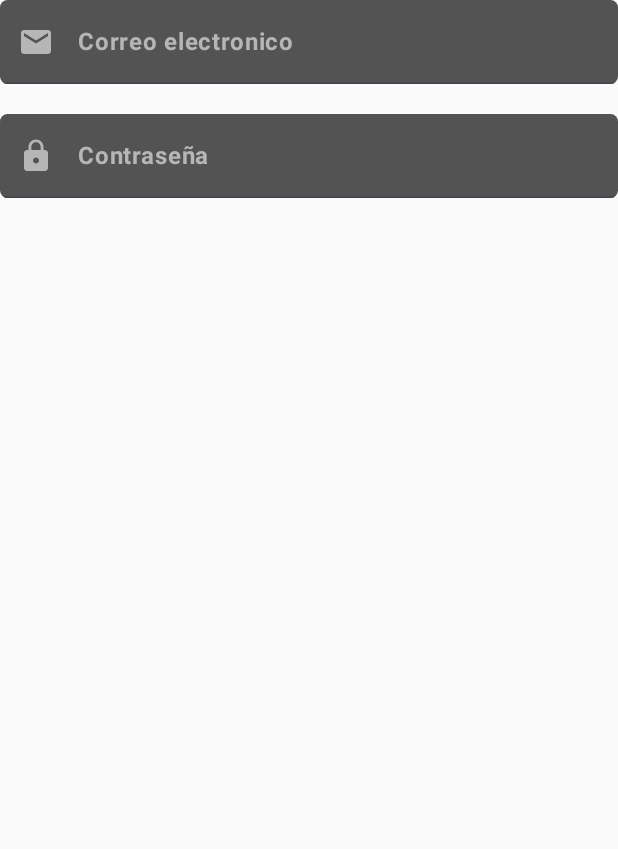
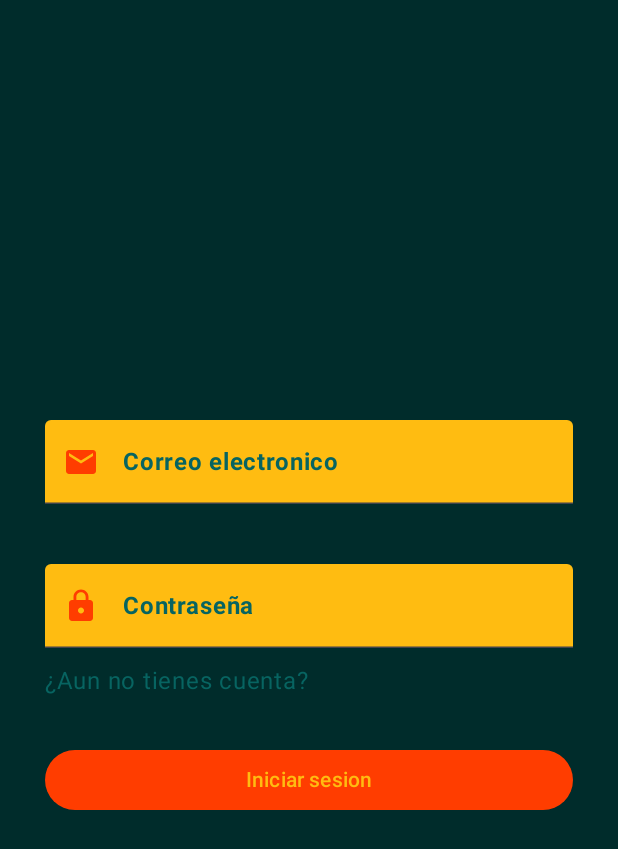
Before and after one commit to EmilyCruz01/app-citas, an Android app built with Jetpack Compose: the screen it shows after launch (MainActivity), on a phone screen of 412 x 824 dp. Shown: the top 849 px of the screen. Run offline under Robolectric (Android 15) with nearby library versions, the phone set to English and light mode, and no system bars; our stand-ins replace livedata-compose.

Commit message:
maquetado hecho

```diff
--- a/app/src/main/java/com/example/app_citas/MainActivity.kt
+++ b/app/src/main/java/com/example/app_citas/MainActivity.kt
@@ -20,7 +20,7 @@ class MainActivity : ComponentActivity() {
         enableEdgeToEdge()
         setContent {
             AppcitasTheme {
-                NavigationWrapper(this)
+                NavigationWrapper()
             }
         }
     }
--- a/app/src/main/java/com/example/app_citas/core/navigation/NavigationWrapper.kt
+++ b/app/src/main/java/com/example/app_citas/core/navigation/NavigationWrapper.kt
@@ -5,17 +5,29 @@ import androidx.compose.runtime.Composable
 import androidx.navigation.compose.NavHost
 import androidx.navigation.compose.composable
 import androidx.navigation.compose.rememberNavController
+import com.example.app_citas.dates.presentation.DateViewModel
+import com.example.app_citas.dates.presentation.DatesScreen
+import com.example.app_citas.login.domain.LoginUseCase
 import com.example.app_citas.login.presentation.LoginScreen
 import com.example.app_citas.login.presentation.LoginViewModel
+import com.example.app_citas.register.domain.RegisterUseCase
+import com.example.app_citas.register.presentation.RegisterScreen
+import com.example.app_citas.register.presentation.RegisterViewModel
 
 @Composable
-fun NavigationWrapper (activity: Activity) {
+fun NavigationWrapper () {
 
     val navController = rememberNavController()
 
     NavHost(navController = navController, startDestination = Login) {
         composable<Login> {
-            LoginScreen( LoginViewModel())
+            LoginScreen( LoginViewModel(LoginUseCase(), {navController.navigate(Register)}, {navController.navigate(Dates)}))
+        }
+        composable<Register> {
+            RegisterScreen(RegisterViewModel(RegisterUseCase(), {navController.navigate(Login)}))
+        }
+        composable<Dates> {
+            DatesScreen(DateViewModel())
         }
     }
 }
--- a/app/src/main/java/com/example/app_citas/core/navigation/Screens.kt
+++ b/app/src/main/java/com/example/app_citas/core/navigation/Screens.kt
@@ -4,3 +4,9 @@ import kotlinx.serialization.Serializable
 
 @Serializable
 object Login
+
+@Serializable
+object Register
+
+@Serializable
+object Dates
--- /dev/null
+++ b/app/src/main/java/com/example/app_citas/core/network/RetrofitHelper.kt
@@ -0,0 +1,37 @@
+package com.example.app_citas.core.network
+
+import com.example.app_citas.login.data.datasource.LoginService
+import com.example.app_citas.register.data.datasource.RegisterService
+import okhttp3.OkHttpClient
+import retrofit2.Retrofit
+import retrofit2.converter.gson.GsonConverterFactory
+
+object RetrofitHelper {
+    private const val BASE_URL = "http://3.229.240.157:3000/"
+
+//    val logging = HttpLoggingInterceptor().apply {
+//        level = HttpLoggingInterceptor.Level.BODY
+//    }
+
+//    val client = OkHttpClient.Builder()
+//        .addInterceptor(logging)
+//        .build()
+
+    private val retrofit: Retrofit by lazy {
+        Retrofit.Builder()
+            .baseUrl(BASE_URL)
+            .addConverterFactory(GsonConverterFactory.create())
+//            .client(client)
+            .build()
+    }
+
+    val loginService: LoginService by lazy {
+        retrofit.create(LoginService::class.java)
+    }
+
+    val registerService: RegisterService by lazy {
+        retrofit.create(RegisterService::class.java)
+    }
+
+
+}
--- /dev/null
+++ b/app/src/main/java/com/example/app_citas/login/data/datasource/LoginService.kt
@@ -0,0 +1,12 @@
+package com.example.app_citas.login.data.datasource
+
+import com.example.app_citas.login.data.model.LoginRequest
+import com.example.app_citas.login.data.model.LoginResponse
+import retrofit2.Response
+import retrofit2.http.Body
+import retrofit2.http.POST
+
+interface LoginService{
+    @POST("login")
+    suspend fun login(@Body request: LoginRequest): Response<LoginResponse>
+}
--- a/app/src/main/java/com/example/app_citas/login/domain/LoginUseCase.kt
+++ b/app/src/main/java/com/example/app_citas/login/domain/LoginUseCase.kt
@@ -1,12 +1,14 @@
 package com.example.app_citas.login.domain
 
 import com.example.app_citas.login.data.model.LoginRequest
+import com.example.app_citas.login.data.model.LoginResponse
+import com.example.app_citas.login.data.repository.LoginRepository
 
 class LoginUseCase {
-//    private val repository = LoginRepository()
-//
-//    suspend operator fun invoke(user: LoginRequest): Result<APIResponse<UserDTO>> {
-//        val result = repository.login(user)
-//        return result
-//    }
+    private val repository = LoginRepository ()
+
+    suspend operator fun invoke(loginRequest: LoginRequest): Result<LoginResponse> {
+        val result = repository.login(loginRequest)
+        return result
+    }
 }
--- a/app/src/main/java/com/example/app_citas/login/presentation/LoginUI.kt
+++ b/app/src/main/java/com/example/app_citas/login/presentation/LoginUI.kt
@@ -1,17 +1,24 @@
 package com.example.app_citas.login.presentation
 
 import androidx.compose.foundation.background
+import androidx.compose.foundation.clickable
+import androidx.compose.foundation.layout.Arrangement
 import androidx.compose.foundation.layout.Column
 import androidx.compose.foundation.layout.Spacer
 import androidx.compose.foundation.layout.fillMaxSize
 import androidx.compose.foundation.layout.fillMaxWidth
 import androidx.compose.foundation.layout.height
+import androidx.compose.foundation.layout.padding
 import androidx.compose.foundation.shape.RoundedCornerShape
 import androidx.compose.material.icons.Icons
 import androidx.compose.material.icons.filled.Email
 import androidx.compose.material.icons.filled.Lock
+import androidx.compose.material3.Button
+import androidx.compose.material3.ButtonColors
+import androidx.compose.material3.ButtonDefaults
 import androidx.compose.material3.Icon
 import androidx.compose.material3.Text
+import androidx.compose.material3.TextButton
 import androidx.compose.material3.TextField
 import androidx.compose.material3.TextFieldDefaults
 import androidx.compose.runtime.Composable
@@ -22,23 +29,29 @@ import androidx.compose.ui.graphics.Color
 import androidx.compose.ui.text.font.FontWeight
 import androidx.compose.ui.text.input.PasswordVisualTransformation
 import androidx.compose.ui.unit.dp
+import androidx.lifecycle.viewModelScope
+import com.example.app_citas.login.data.model.LoginRequest
+import kotlinx.coroutines.launch
+import kotlin.math.log
 
 @Composable
 fun LoginScreen (loginViewModel: LoginViewModel) {
 
+    val success: Boolean by loginViewModel.success.observeAsState(true)
     val email: String by loginViewModel.email.observeAsState("")
     val password: String by loginViewModel.password.observeAsState("")
 
     Column (
         modifier = Modifier
-            .fillMaxSize()
-            .background(Color(0x002c2b))
+            .background(Color(0xff002c2b))
+            .padding(30.dp)
+            .fillMaxSize(),
+        verticalArrangement = Arrangement.Center
     ) {
 
         TextField(
             value = email,
             onValueChange = { loginViewModel.onChangeEmail(it) },
-            shape = RoundedCornerShape(5.dp),
             placeholder = { Text( text = "ejemplo@gmail.com") },
             label = { Text( text = "Correo electronico", fontWeight = FontWeight.Bold) },
             modifier = Modifier
@@ -47,24 +60,24 @@ fun LoginScreen (loginViewModel: LoginViewModel) {
                 Icon(
                     Icons.Default.Email,
                     contentDescription = "correo electronico",
-                    tint = Color(0xFFB6B6B6)
+                    tint = Color(0xFFff3d00)
                 )
             },
             colors = TextFieldDefaults.colors(
-                unfocusedContainerColor = Color(0xFF535353),
-                focusedContainerColor = Color(0xFF535353),
-                unfocusedLabelColor = Color(0xFFB6B6B6),
-                focusedLabelColor = Color(0xFF068D9C),
-                focusedTextColor = Color.White,
-                focusedPlaceholderColor = Color(0xFFB6B6B6),
-                focusedIndicatorColor = Color(0xFFB6B6B6)
+                unfocusedContainerColor = Color(0xffffbc11),
+                focusedContainerColor = Color(0xffffbc11),
+                unfocusedLabelColor = Color(0xff076461),
+                focusedLabelColor = Color(0xff076461),
+                focusedTextColor = Color(0xff002c2b),
+                unfocusedTextColor = Color(0xff002c2b),
+                focusedPlaceholderColor = Color(0xff0a837f),
+                focusedIndicatorColor = Color(0xffff3d00)
             ),
         )
-        Spacer(modifier = Modifier.height(20.dp))
+        Spacer(modifier = Modifier.height(40.dp))
         TextField(
-            value = email,
+            value = password,
             onValueChange = { loginViewModel.onChangePassword(it) },
-            shape = RoundedCornerShape(5.dp),
             placeholder = { Text( text = "ingresa tu contraseña aqui") },
             label = { Text( text = "Contraseña" , fontWeight = FontWeight.Bold) },
             modifier = Modifier.fillMaxWidth(),
@@ -73,19 +86,44 @@ fun LoginScreen (loginViewModel: LoginViewModel) {
                 Icon(
                     Icons.Default.Lock,
                     contentDescription = "candado",
-                    tint = Color(0xFFB6B6B6)
+                    tint = Color(0xffff3d00)
                 )
             },
             colors = TextFieldDefaults.colors(
-                unfocusedContainerColor = Color(0xFF535353),
-                focusedContainerColor = Color(0xFF535353),
-                unfocusedLabelColor = Color(0xFFB6B6B6),
-                focusedLabelColor = Color(0xFF068D9C),
-                focusedTextColor = Color.White,
-                focusedPlaceholderColor = Color(0xFFB6B6B6),
-                focusedIndicatorColor = Color(0xFFB6B6B6)
+                unfocusedContainerColor = Color(0xffffbc11),
+                focusedContainerColor = Color(0xffffbc11),
+                unfocusedLabelColor = Color(0xff076461),
+                focusedLabelColor = Color(0xff076461),
+                focusedTextColor = Color(0xff002c2b),
+                unfocusedTextColor = Color(0xff002c2b),
+                focusedPlaceholderColor = Color(0xff0a837f),
+                focusedIndicatorColor = Color(0xffff3d00)
             ),
         )
+        Spacer(modifier = Modifier.height(10.dp))
+        Text(text = "¿Aun no tienes cuenta?", color = Color(0xff076461), modifier = Modifier.clickable {
+            loginViewModel.navigateToRegister()
+        })
+
+        if(!success){
+            Spacer(modifier = Modifier.height(10.dp))
+            Text( text= "correo o contrasena incorrecta", color = Color(0xffffbc11))
+        }
+
+        Spacer(modifier = Modifier.height(30.dp))
+        Button(
+            onClick = { loginViewModel.viewModelScope.launch {
+                loginViewModel.onSubmit(LoginRequest(email, password))
+                }
+            },
+            modifier = Modifier
+                .fillMaxWidth(),
+            colors = ButtonDefaults.buttonColors(
+                containerColor = Color(0xffff3d00),
+            )
+        ) {
+            Text( text = "Iniciar sesion", color = Color(0xffffbc11))
+        }
 
     }
 }
--- /dev/null
+++ b/app/src/main/java/com/example/app_citas/register/data/datasource/RegisterService.kt
@@ -0,0 +1,12 @@
+package com.example.app_citas.register.data.datasource
+
+import com.example.app_citas.register.data.model.RegisterRequest
+import com.example.app_citas.register.data.model.RegisterResponse
+import retrofit2.Response
+import retrofit2.http.Body
+import retrofit2.http.POST
+
+interface RegisterService {
+    @POST("users")
+    suspend fun register(@Body request: RegisterRequest): Response<RegisterResponse>
+}
```
Also changed, not shown: app/src/main/java/com/example/app_citas/dates/data/model/Date.kt (added, +10 -0 lines), app/src/main/java/com/example/app_citas/dates/presentation/DateViewModel.kt (added, +13 -0 lines), app/src/main/java/com/example/app_citas/dates/presentation/DatesUI.kt (added, +58 -0 lines), app/src/main/java/com/example/app_citas/login/data/repository/LoginRepository.kt (added, +23 -0 lines), app/src/main/java/com/example/app_citas/login/presentation/LoginViewModel.kt (+35 -2 lines), app/src/main/java/com/example/app_citas/register/data/model/RegisterRequest.kt (added, +7 -0 lines), app/src/main/java/com/example/app_citas/register/data/model/RegisterResponse.kt (added, +7 -0 lines), app/src/main/java/com/example/app_citas/register/data/repository/RegisterRepository.kt (added, +23 -0 lines), app/src/main/java/com/example/app_citas/register/domain/RegisterUseCase.kt (added, +17 -0 lines), app/src/main/java/com/example/app_citas/register/presentation/RegisterUI.kt (+62 -28 lines), app/src/main/java/com/example/app_citas/register/presentation/RegisterViewModel.kt (+20 -1 lines).
